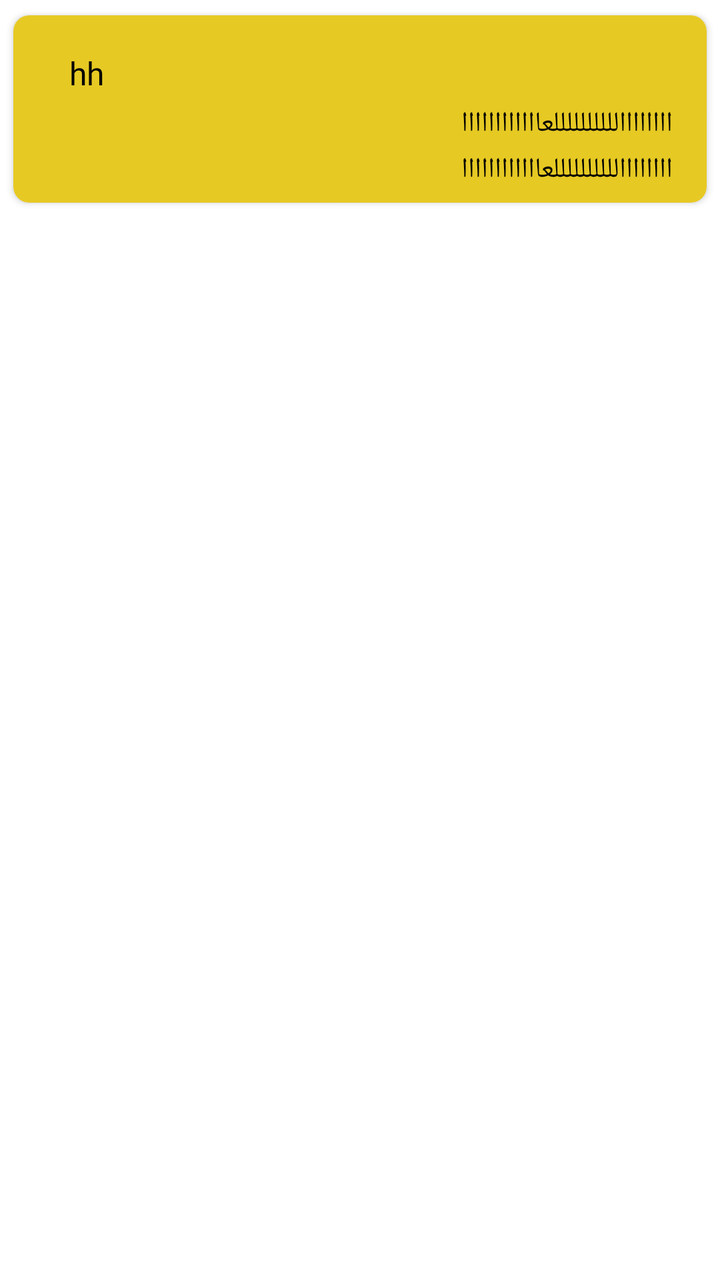
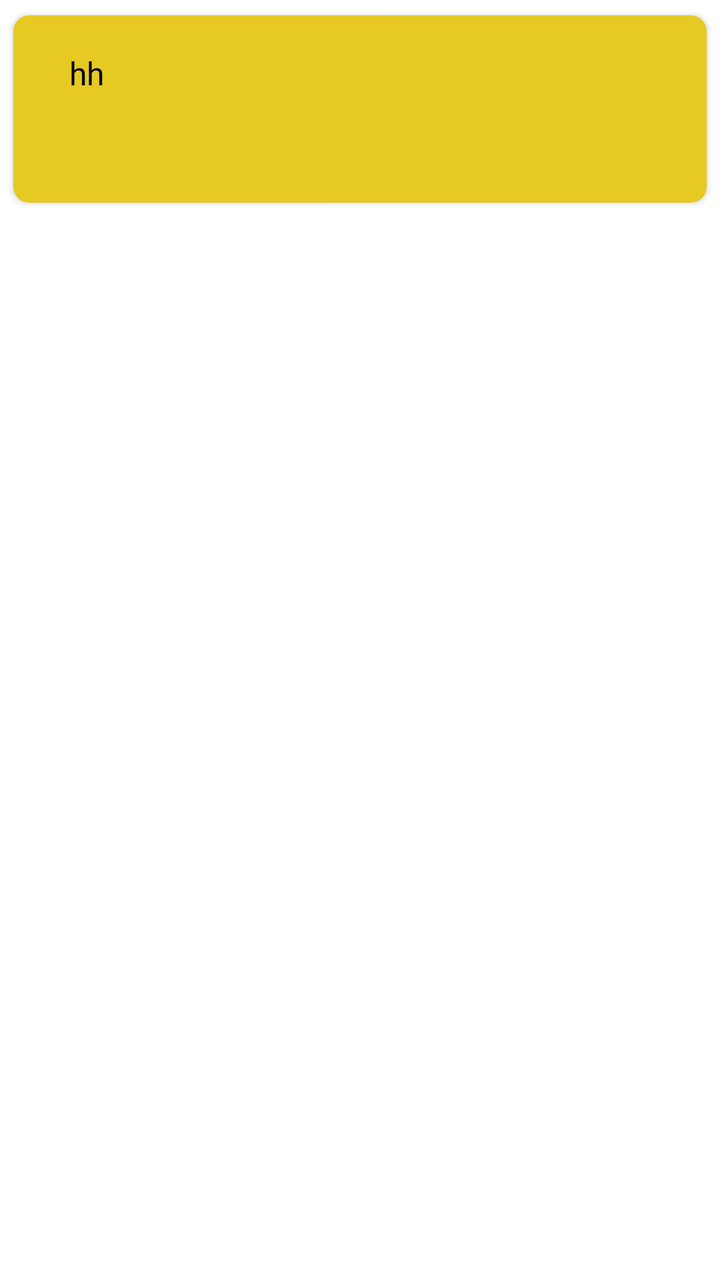

Two renders of the same Android screen: before a commit and after it. Below are the layout's source before the change and the commit's diff.
<!-- AndroidManifest.xml: application theme Theme.NewDesign -->
<!-- res/layout/item_layout_notifications.xml -->
<?xml version="1.0" encoding="utf-8"?>
<layout xmlns:android="http://schemas.android.com/apk/res/android"
    xmlns:app="http://schemas.android.com/apk/res-auto">

    <androidx.constraintlayout.widget.ConstraintLayout
        android:layout_width="match_parent"
        android:layout_height="wrap_content"
        android:padding="2dp"
        >

        <androidx.cardview.widget.CardView
            android:id="@+id/cardview"
            android:layout_width="match_parent"
            android:layout_height="wrap_content"
            app:cardCornerRadius="8dp"
            app:cardUseCompatPadding="true"
            app:layout_constraintEnd_toEndOf="parent"
            app:layout_constraintStart_toStartOf="parent"
            app:layout_constraintTop_toTopOf="parent">

            <androidx.constraintlayout.widget.ConstraintLayout
                android:id="@+id/layout_services"
                android:layout_width="match_parent"
                android:layout_height="match_parent"
                android:background="@color/yellow"
                android:padding="5dp">

                <androidx.constraintlayout.widget.ConstraintLayout
                    android:id="@+id/layout_doctorsDetail"
                    android:layout_width="match_parent"
                    android:layout_height="wrap_content"
                    android:layout_margin="10dp"
                    app:layout_constraintEnd_toEndOf="parent"
                    app:layout_constraintStart_toStartOf="parent"
                    app:layout_constraintTop_toTopOf="parent">


                    <androidx.appcompat.widget.AppCompatTextView
                        android:id="@+id/tv_title"
                        android:layout_width="0dp"
                        android:layout_height="wrap_content"
                        android:layout_marginStart="10dp"
                        android:fontFamily="@font/avenirltstd_black"
                        android:gravity="start"
                        android:padding="3dp"
                        android:text="hh"
                        android:textColor="@color/black"
                        android:textSize="16sp"
                        app:layout_constraintEnd_toEndOf="parent"
                        app:layout_constraintStart_toStartOf="parent"
                        app:layout_constraintTop_toTopOf="parent" />

                    <androidx.appcompat.widget.AppCompatTextView
                        android:id="@+id/tv_specialistName"
                        android:layout_width="0dp"
                        android:layout_height="wrap_content"
                        android:layout_marginStart="10dp"
                        android:fontFamily="@font/avenirltstd_roman"
                        android:gravity="start"
                        android:padding="2dp"
                        android:text="ااااااااللللللللللعاااااااااااا"
                        android:textColor="@color/black"
                        android:textSize="14sp"
                        android:layout_marginBottom="@dimen/_5sdp"
                        app:layout_constraintStart_toStartOf="parent"
                        app:layout_constraintEnd_toEndOf="parent"
                        app:layout_constraintTop_toBottomOf="@+id/tv_title" />
                    <androidx.appcompat.widget.AppCompatTextView
                            android:id="@+id/tv_date"
                            android:layout_width="0dp"
                            android:layout_height="wrap_content"
                            android:layout_marginStart="10dp"
                            android:fontFamily="@font/avenirltstd_roman"
                            android:gravity="start"
                            android:padding="2dp"
                            android:text="ااااااااللللللللللعاااااااااااا"
                            android:textColor="@color/black"
                            android:textSize="14sp"
                            android:layout_marginBottom="@dimen/_5sdp"
                            app:layout_constraintBottom_toBottomOf="parent"
                            app:layout_constraintStart_toStartOf="parent"
                            app:layout_constraintEnd_toEndOf="parent"
                            app:layout_constraintTop_toBottomOf="@+id/tv_specialistName" />

                </androidx.constraintlayout.widget.ConstraintLayout>








            </androidx.constraintlayout.widget.ConstraintLayout>
        </androidx.cardview.widget.CardView>


    </androidx.constraintlayout.widget.ConstraintLayout>

</layout>
<!-- resources referenced by this layout -->
<resources>
  <color name="black">#FF000000</color>
  <color name="yellow">#E6C923</color>
  <style name="Theme.NewDesign" parent="Theme.MaterialComponents.Light.NoActionBar">
          
          <item name="colorPrimary">@color/purple_500</item>
          <item name="colorPrimaryVariant">@color/purple_700</item>
          <item name="colorOnPrimary">@color/white</item>
          
          <item name="colorSecondary">#0639BA</item>
          <item name="colorSecondaryVariant">@color/teal_700</item>
          <item name="colorOnSecondary">@color/black</item>
          
          <item name="android:statusBarColor">?attr/colorPrimaryVariant</item>
          
      </style>
  <color name="purple_500">#AEB3BE</color>
  <color name="purple_700">#FF3700B3</color>
  <color name="white">#FFFFFFFF</color>
  <color name="teal_700">#FF018786</color>
</resources>

<!-- the commit's change to res/layout/item_layout_notifications.xml (unified diff, before → after) -->
@@ -58,7 +58,7 @@
                         android:fontFamily="@font/avenirltstd_roman"
                         android:gravity="start"
                         android:padding="2dp"
-                        android:text="ااااااااللللللللللعاااااااااااا"
+                        android:text=""
                         android:textColor="@color/black"
                         android:textSize="14sp"
                         android:layout_marginBottom="@dimen/_5sdp"
@@ -73,7 +73,7 @@
                             android:fontFamily="@font/avenirltstd_roman"
                             android:gravity="start"
                             android:padding="2dp"
-                            android:text="ااااااااللللللللللعاااااااااااا"
+                            android:text=""
                             android:textColor="@color/black"
                             android:textSize="14sp"
                             android:layout_marginBottom="@dimen/_5sdp"
